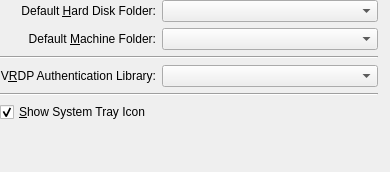
jljuxgm/vboxgit, file vbox/src/VBox/Frontends/VirtualBox4/ui/VBoxGLSettingsGeneral.ui: the form before one commit.
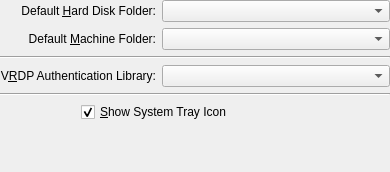
The form after the commit. Custom widgets are drawn as their Qt base class.

Commit message:
commit_14479 ------------------------------------------------------------------------ r14479 | vboxsync | 2008-11-22 02:08:35 +0800 (Sat, 22 Nov 2008) | 1 line
FE/Qt4: SysTray UI: Left align with indent to mimic Mac as in other places.
------------------------------------------------------------------------

```diff
--- a/vbox/src/VBox/Frontends/VirtualBox4/ui/VBoxGLSettingsGeneral.ui
+++ b/vbox/src/VBox/Frontends/VirtualBox4/ui/VBoxGLSettingsGeneral.ui
@@ -39,7 +39,7 @@
    <property name="bottomMargin" >
     <number>0</number>
    </property>
-   <item row="0" column="0" >
+   <item row="0" column="0" colspan="2">
     <widget class="QLabel" name="mLbHardDisk" >
      <property name="text" >
       <string>Default &amp;Hard Disk Folder:</string>
@@ -52,7 +52,7 @@
      </property>
     </widget>
    </item>
-   <item row="0" column="1" >
+   <item row="0" column="2" >
     <widget class="VBoxFilePathSelectorWidget" name="mPsHardDisk" >
      <property name="sizePolicy" >
       <sizepolicy vsizetype="Fixed" hsizetype="MinimumExpanding" >
@@ -62,7 +62,7 @@
      </property>
     </widget>
    </item>
-   <item row="1" column="0" >
+   <item row="1" column="0" colspan="2">
     <widget class="QLabel" name="mLbMach" >
      <property name="text" >
       <string>Default &amp;Machine Folder:</string>
@@ -75,7 +75,7 @@
      </property>
     </widget>
    </item>
-   <item row="1" column="1" >
+   <item row="1" column="2" >
     <widget class="VBoxFilePathSelectorWidget" name="mPsMach" >
      <property name="sizePolicy" >
       <sizepolicy vsizetype="Fixed" hsizetype="MinimumExpanding" >
@@ -85,14 +85,14 @@
      </property>
     </widget>
    </item>
-   <item row="2" column="0" colspan="2" >
+   <item row="2" column="0" colspan="3" >
     <widget class="Line" name="mLnSeparator" >
      <property name="orientation" >
       <enum>Qt::Horizontal</enum>
      </property>
     </widget>
    </item>
-   <item row="3" column="0" >
+   <item row="3" column="0" colspan="2">
     <widget class="QLabel" name="mLbVRDP" >
      <property name="text" >
       <string>V&amp;RDP Authentication Library:</string>
@@ -105,7 +105,7 @@
      </property>
     </widget>
    </item>
-   <item row="3" column="1" >
+   <item row="3" column="2" >
     <widget class="VBoxFilePathSelectorWidget" name="mPsVRDP" >
      <property name="sizePolicy" >
       <sizepolicy vsizetype="Fixed" hsizetype="MinimumExpanding" >
@@ -115,14 +115,14 @@
      </property>
     </widget>
    </item>
-   <item row="4" column="0" colspan="2" >
+   <item row="4" column="0" colspan="3" >
     <widget class="Line" name="mLnSeparator" >
      <property name="orientation" >
       <enum>Qt::Horizontal</enum>
      </property>
     </widget>
    </item>
-   <item row="5" column="0" colspan="4" >
+   <item row="5" column="1" colspan="2" >
     <widget class="QCheckBox" name="mCbCheckTrayIcon" >
      <property name="whatsThis" >
       <string>When checked, the application will provide an icon with the context menu in the system tray.</string>
@@ -135,7 +135,7 @@
      </property>
     </widget>
    </item>
-   <item row="6" column="0" colspan="2" >
+   <item row="6" column="0" colspan="3" >
     <spacer>
      <property name="orientation" >
       <enum>Qt::Vertical</enum>
```
